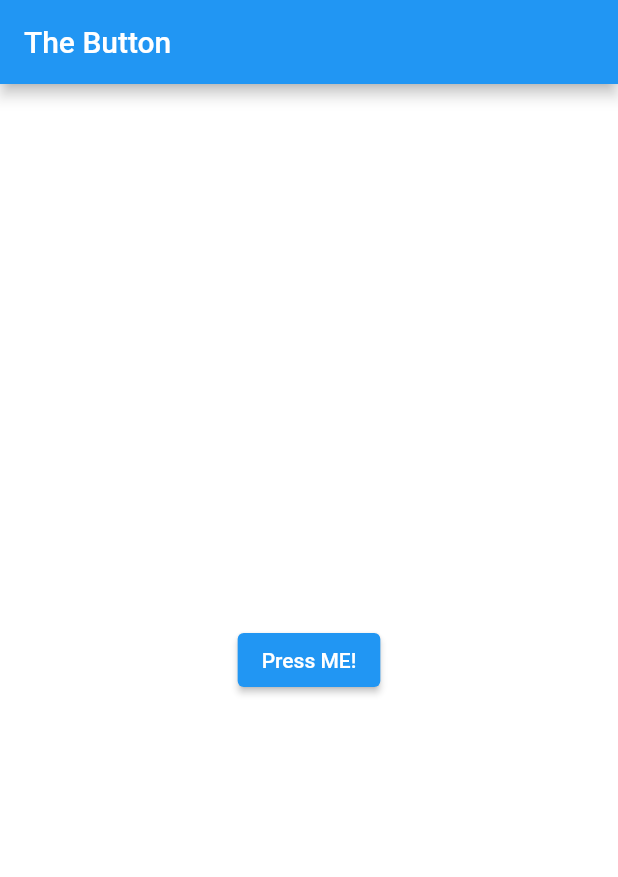
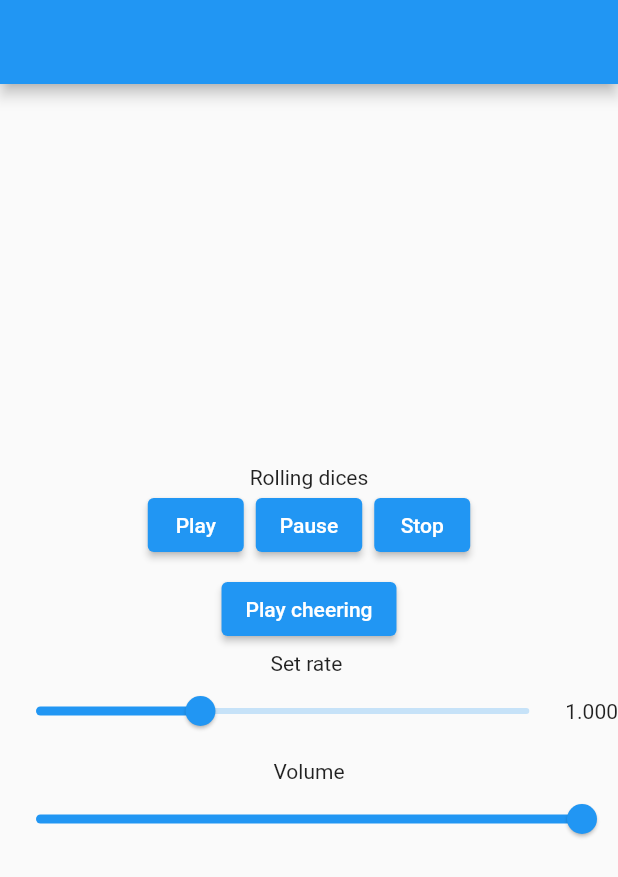
Before and after one commit to amorgan101010/elektronic-sequencer, a Flutter app: the screen it shows after launch, on a phone screen of 412 x 824 dp. Shown: the top 877 px of the screen. Run offline on Flutter 3.47's test engine with Material 2 defaults, Android fonts, the phone set to English and light mode, and no system bars; missing offline and left inert: soundpool; Roboto replaces fonts that are missing (Montserrat).

Commit message:
Got soundpool example working

```diff
--- a/the_button/lib/main.dart
+++ b/the_button/lib/main.dart
@@ -1,88 +1,223 @@
 import 'package:flutter/material.dart';
-import 'package:the_button/theme/custom_theme.dart';
+import 'package:soundpool/soundpool.dart';
+import 'package:flutter/services.dart';
+import 'package:flutter/foundation.dart';
 
-void main() {
-  runApp(const TheButton());
+// Copied from Soundpool example (with new local audio)
+
+Future<void> main() async {
+  WidgetsFlutterBinding.ensureInitialized();
+  runApp(const MaterialApp(home: SoundpoolInitializer()));
 }
 
-class TheButton extends StatelessWidget {
-  const TheButton({Key? key}) : super(key: key);
+class SoundpoolInitializer extends StatefulWidget {
+  const SoundpoolInitializer({Key? key}) : super(key: key);
 
-  // This widget is the root of your application.
+  @override
+  SoundpoolInitializerState createState() => SoundpoolInitializerState();
+}
+
+class SoundpoolInitializerState extends State<SoundpoolInitializer> {
+  Soundpool? _pool;
+  SoundpoolOptions _soundpoolOptions = const SoundpoolOptions();
+
+  @override
+  void initState() {
+    super.initState();
+    if (!kIsWeb) {
+      _initPool(_soundpoolOptions);
+    }
+  }
+
   @override
   Widget build(BuildContext context) {
-    return MaterialApp(
-      title: 'The Button',
-      theme: CustomTheme.lightTheme,
-      home: const MyHomePage(title: 'The Button'),
+    if (_pool == null) {
+      return Material(
+        child: Center(
+          child: ElevatedButton(
+            onPressed: () => _initPool(_soundpoolOptions),
+            child: const Text("Init Soundpool"),
+          ),
+        ),
+      );
+    } else {
+      return SimpleApp(
+        pool: _pool!,
+        onOptionsChange: _initPool,
       );
     }
   }
 
-class MyHomePage extends StatefulWidget {
-  const MyHomePage({Key? key, required this.title}) : super(key: key);
+  void _initPool(SoundpoolOptions soundpoolOptions) {
+    _pool?.dispose();
+    setState(() {
+      _soundpoolOptions = soundpoolOptions;
+      _pool = Soundpool.fromOptions(options: _soundpoolOptions);
+      // ignore: avoid_print
+      print('pool updated: $_pool');
+    });
+  }
+}
 
-  final String title;
+class SimpleApp extends StatefulWidget {
+  final Soundpool pool;
+  final ValueSetter<SoundpoolOptions> onOptionsChange;
+  const SimpleApp({Key? key, required this.pool, required this.onOptionsChange})
+      : super(key: key);
 
   @override
-  State<MyHomePage> createState() => _MyHomePageState();
+  SimpleAppState createState() => SimpleAppState();
 }
 
-class _MyHomePageState extends State<MyHomePage> {
-  int _counter = 0;
+class SimpleAppState extends State<SimpleApp> {
+  int? _alarmSoundStreamId;
+  int _cheeringStreamId = -1;
 
-  void _incrementCounter() {
-    setState(() {
-      // This call to setState tells the Flutter framework that something has
-      // changed in this State, which causes it to rerun the build method below
-      // so that the display can reflect the updated values. If we changed
-      // _counter without calling setState(), then the build method would not be
-      // called again, and so nothing would appear to happen.
-      _counter++;
-    });
+  String get _cheeringUrl => kIsWeb
+      ? '/c-c-1.mp3'
+      : 'https://raw.githubusercontent.com/ukasz123/soundpool/feature/web_support/example/web/c-c-1.mp3';
+
+  Soundpool get _soundpool => widget.pool;
+
+  @override
+  void initState() {
+    super.initState();
+
+    _loadSounds();
+  }
+
+  void _loadSounds() {
+    _soundId = _loadSound();
+    _cheeringId = _loadCheering();
   }
 
   @override
+  void didUpdateWidget(SimpleApp oldWidget) {
+    super.didUpdateWidget(oldWidget);
+    if (oldWidget.pool != widget.pool) {
+      _loadSounds();
+    }
+  }
+
+  double _volume = 1.0;
+  double _rate = 1.0;
+  late Future<int> _soundId;
+  late Future<int> _cheeringId;
+  @override
   Widget build(BuildContext context) {
-    // This method is rerun every time setState is called, for instance as done
-    // by the _incrementCounter method above.
-    //
-    // The Flutter framework has been optimized to make rerunning build methods
-    // fast, so that you can just rebuild anything that needs updating rather
-    // than having to individually change instances of widgets.
     return Scaffold(
-      appBar: AppBar(
-        // Here we take the value from the MyHomePage object that was created by
-        // the App.build method, and use it to set our appbar title.
-        title: Text(widget.title),
+      appBar: AppBar(),
+      body: Center(
+        child: SizedBox(
+          width: kIsWeb ? 450 : double.infinity,
+          child: Column(
+            mainAxisSize: MainAxisSize.min,
+            children: [
+              const Text('Rolling dices'),
+              Row(
+                mainAxisAlignment: MainAxisAlignment.center,
+                children: [
+                  ElevatedButton(
+                    onPressed: _playSound,
+                    child: const Text("Play"),
                   ),
-      body: Center(
-        // Center is a layout widget. It takes a single child and positions it
-        // in the middle of the parent.
-        child: Column(
-          // Column is also a layout widget. It takes a list of children and
-          // arranges them vertically. By default, it sizes itself to fit its
-          // children horizontally, and tries to be as tall as its parent.
-          //
-          // Invoke "debug painting" (press "p" in the console, choose the
-          // "Toggle Debug Paint" action from the Flutter Inspector in Android
-          // Studio, or the "Toggle Debug Paint" command in Visual Studio Code)
-          // to see the wireframe for each widget.
-          //
-          // Column has various properties to control how it sizes itself and
-          // how it positions its children. Here we use mainAxisAlignment to
-          // center the children vertically; the main axis here is the vertical
-          // axis because Columns are vertical (the cross axis would be
-          // horizontal).
-          mainAxisAlignment: MainAxisAlignment.center,
-          children: <Widget>[
+                  const SizedBox(width: 8),
                   ElevatedButton(
-              child: const Text("Press ME!"),
-              onPressed: () => _incrementCounter,
+                    onPressed: _pauseSound,
+                    child: const Text("Pause"),
+                  ),
+                  const SizedBox(width: 8),
+                  ElevatedButton(
+                    onPressed: _stopSound,
+                    child: const Text("Stop"),
                   ),
                 ],
+              ),
+              const SizedBox(height: 8),
+              ElevatedButton(
+                onPressed: _playCheering,
+                child: const Text("Play cheering"),
+              ),
+              const SizedBox(height: 4),
+              const Text('Set rate '),
+              Row(children: [
+                Expanded(
+                  child: Slider.adaptive(
+                    min: 0.5,
+                    max: 2.0,
+                    value: _rate,
+                    onChanged: (newRate) {
+                      setState(() {
+                        _rate = newRate;
+                      });
+                      _updateCheeringRate();
+                    },
+                  ),
+                ),
+                Text(_rate.toStringAsFixed(3)),
+              ]),
+              const SizedBox(height: 8.0),
+              const Text('Volume'),
+              Slider.adaptive(
+                  value: _volume,
+                  onChanged: (newVolume) {
+                    setState(() {
+                      _volume = newVolume;
+                    });
+                    _updateVolume(newVolume);
+                  }),
+            ],
+          ),
         ),
       ),
     );
   }
+
+  Future<int> _loadSound() async {
+    var asset = await rootBundle.load("sounds/BRAINZ.mp3");
+    return await _soundpool.load(asset);
   }
+
+  Future<int> _loadCheering() async {
+    return await _soundpool.loadUri(_cheeringUrl);
+  }
+
+  Future<void> _playSound() async {
+    var alarmSound = await _soundId;
+    _alarmSoundStreamId = await _soundpool.play(alarmSound);
+  }
+
+  Future<void> _pauseSound() async {
+    if (_alarmSoundStreamId != null) {
+      await _soundpool.pause(_alarmSoundStreamId!);
+    }
+  }
+
+  Future<void> _stopSound() async {
+    if (_alarmSoundStreamId != null) {
+      await _soundpool.stop(_alarmSoundStreamId!);
+    }
+  }
+
+  Future<void> _playCheering() async {
+    var sound = await _cheeringId;
+    _cheeringStreamId = await _soundpool.play(
+      sound,
+      rate: _rate,
+    );
+  }
+
+  Future<void> _updateCheeringRate() async {
+    if (_cheeringStreamId > 0) {
+      await _soundpool.setRate(
+          streamId: _cheeringStreamId, playbackRate: _rate);
+    }
+  }
+
+  Future<void> _updateVolume(newVolume) async {
+    // if (_alarmSound >= 0){
+    var cheeringSound = await _cheeringId;
+    _soundpool.setVolume(soundId: cheeringSound, volume: newVolume);
+    // }
+  }
+}
```
Also changed, not shown: the_button/pubspec.yaml (+3 -5 lines), 13 other files. Lines whose indentation alone changed are shown as unchanged.
